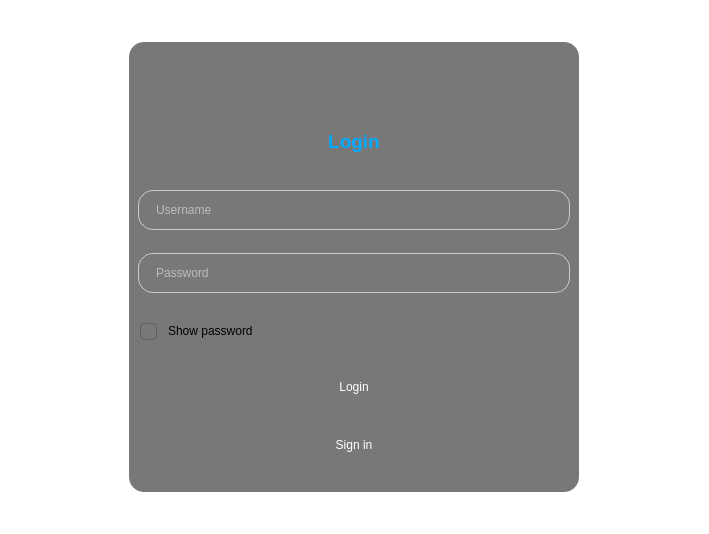
Before: the Qt Designer form loginpage.ui in TONI7008/simpleCloud, drawn with Qt 5.
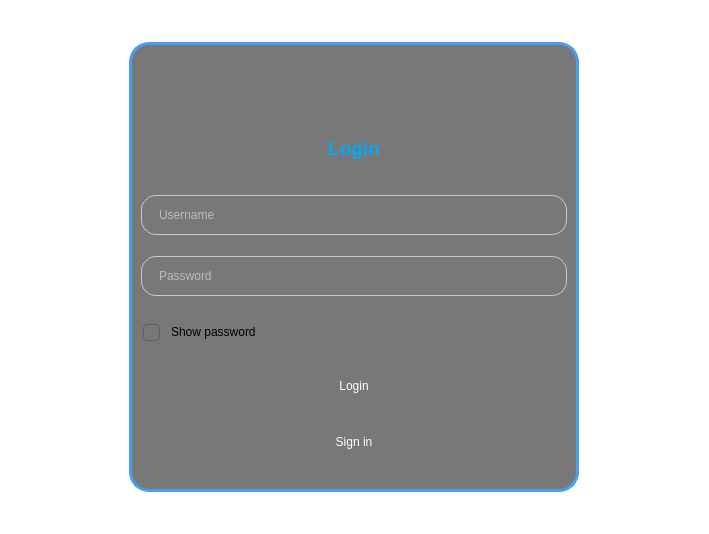
After: the same form once the commit is applied. Icons and pictures are not drawn. Custom widgets are drawn as their Qt base class.

The edit to the form file:
```diff
--- a/loginpage.ui
+++ b/loginpage.ui
@@ -19,7 +19,8 @@
 }
 #loginFrame {
 background:rgba(30,30,30,0.6);
-border-radius:15px;
+border-radius:20px;
+border:3px solid rgb(71,158,245);
 }
 QLineEdit {
     background: rgba(120, 120, 120, 0.5);
@@ -56,56 +57,14 @@
     background-color: rgba(70, 158, 245, 0.6);
 }
 
-</string>
-  </property>
-  <layout class="QGridLayout" name="gridLayout">
-   <item row="0" column="0">
-    <widget class="QFrame" name="loginFrame">
-     <property name="maximumSize">
-      <size>
-       <width>450</width>
-       <height>450</height>
-      </size>
-     </property>
-     <property name="frameShape">
-      <enum>QFrame::Shape::StyledPanel</enum>
-     </property>
-     <property name="frameShadow">
-      <enum>QFrame::Shadow::Raised</enum>
-     </property>
-     <layout class="QGridLayout" name="gridLayout_2">
-      <property name="topMargin">
-       <number>1</number>
-      </property>
-      <property name="verticalSpacing">
-       <number>4</number>
-      </property>
-      <item row="4" column="0" colspan="2">
-       <widget class="QCheckBox" name="showCheckbox">
-        <property name="minimumSize">
-         <size>
-          <width>0</width>
-          <height>30</height>
-         </size>
-        </property>
-        <property name="maximumSize">
-         <size>
-          <width>16777215</width>
-          <height>30</height>
-         </size>
-        </property>
-        <property name="autoFillBackground">
-         <bool>false</bool>
-        </property>
-        <property name="styleSheet">
-         <string notr="true">QCheckBox,
+
+QCheckBox,
 QLabel,
 QAbstractCheckBox,
 QTreeView::indicator,
 QRadioButton {
     padding: 0px;
-    font-style: 12pt &quot;Noto Sans&quot;;
-background:transparent;
+    font-style: normal;
 }
 
 QCheckBox {
@@ -145,7 +104,7 @@
 QTreeView::indicator:checked {
     background-color: #60cdff;
     border: 1px solid #60cdff;
-    image: url(:/Ressources/CheckBox.svg);
+    image: url(:/ressources/CheckBox.svg);
 }
 
 QGroupBox::indicator:checked:hover,
@@ -162,7 +121,7 @@
 QTreeView::indicator:checked:pressed {
     background-color: #53aad2;
     border: 1px solid #53aad2;
-    image: url(:/Ressources/CheckBoxPressed.svg);
+    image: url(:/ressources/CheckBoxPressed.svg);
 }
 
 QCheckBox::indicator:indeterminate,
@@ -171,7 +130,7 @@
 QTableView::indicator:indeterminate {
     background-color: #60cdff;
     border: 1px solid #60cdff;
-    image: url(:/Ressources/CheckBoxInterminate.svg);
+    image: url(:/ressources/CheckBoxInterminate.svg);
 }
 
 QCheckBox::indicator:indeterminate:hover,
@@ -188,7 +147,7 @@
 QTableView::indicator:indeterminate:pressed {
     background-color: #53aad2;
     border: 1px solid #53aad2;
-    image: url(:/Ressources/CheckBoxInterminatePressed.svg);
+    image: url(:/ressources/CheckBoxInterminatePressed.svg);
 }
 
 QCheckBox::indicator:indeterminate:disabled,
@@ -197,7 +156,7 @@
 QTableView::indicator:indeterminate:disabled {
     border: 1px solid #404040;
     background-color: #404040;
-    image: url(:/Ressources/CheckBoxInterminatePressed.svg);
+    image: url(:/ressources/CheckBoxInterminatePressed.svg);
 }
 
 QGroupBox::indicator:checked:disabled,
@@ -206,7 +165,7 @@
 QTreeView::indicator:checked:disabled {
     border: 1px solid #404040;
     background-color: #404040;
-    image: url(:/Ressources/CheckBoxPressed.svg); 
+    image: url(:/ressources/CheckBoxPressed.svg); 
 }
 
 QGroupBox::indicator:disabled,
@@ -215,7 +174,52 @@
 QTreeView::indicator:disabled {
     border: 1px solid #404040;
     background-color: rgba(255, 255, 255, 0);
-}</string>
+}
+
+
+</string>
+  </property>
+  <layout class="QGridLayout" name="gridLayout">
+   <item row="0" column="0">
+    <widget class="QFrame" name="loginFrame">
+     <property name="maximumSize">
+      <size>
+       <width>450</width>
+       <height>450</height>
+      </size>
+     </property>
+     <property name="frameShape">
+      <enum>QFrame::Shape::StyledPanel</enum>
+     </property>
+     <property name="frameShadow">
+      <enum>QFrame::Shadow::Raised</enum>
+     </property>
+     <layout class="QGridLayout" name="gridLayout_2">
+      <property name="topMargin">
+       <number>1</number>
+      </property>
+      <property name="verticalSpacing">
+       <number>4</number>
+      </property>
+      <item row="5" column="0" colspan="2">
+       <widget class="QCheckBox" name="showCheckbox">
+        <property name="minimumSize">
+         <size>
+          <width>0</width>
+          <height>30</height>
+         </size>
+        </property>
+        <property name="maximumSize">
+         <size>
+          <width>16777215</width>
+          <height>30</height>
+         </size>
+        </property>
+        <property name="autoFillBackground">
+         <bool>false</bool>
+        </property>
+        <property name="styleSheet">
+         <string notr="true"/>
         </property>
         <property name="text">
          <string>Show password</string>
@@ -231,55 +235,7 @@
         </property>
        </widget>
       </item>
-      <item row="2" column="0" colspan="2">
-       <widget class="QLineEdit" name="username">
-        <property name="minimumSize">
-         <size>
-          <width>0</width>
-          <height>40</height>
-         </size>
-        </property>
-        <property name="styleSheet">
-         <string notr="true"/>
-        </property>
-        <property name="placeholderText">
-         <string>Username</string>
-        </property>
-       </widget>
-      </item>
-      <item row="6" column="0" colspan="2">
-       <widget class="QPushButton" name="signButton">
-        <property name="minimumSize">
-         <size>
-          <width>0</width>
-          <height>35</height>
-         </size>
-        </property>
-        <property name="text">
-         <string>Sign in</string>
-        </property>
-       </widget>
-      </item>
-      <item row="5" column="0" colspan="2">
-       <widget class="QPushButton" name="loginButton">
-        <property name="minimumSize">
-         <size>
-          <width>0</width>
-          <height>35</height>
-         </size>
-        </property>
-        <property name="styleSheet">
-         <string notr="true"/>
-        </property>
-        <property name="text">
-         <string>Login</string>
-        </property>
-        <property name="shortcut">
-         <string>Return</string>
-        </property>
-       </widget>
-      </item>
-      <item row="3" column="0" colspan="2">
+      <item row="4" column="0" colspan="2">
        <widget class="QLineEdit" name="password">
         <property name="minimumSize">
          <size>
@@ -295,7 +251,23 @@
         </property>
        </widget>
       </item>
-      <item row="1" column="0" colspan="2">
+      <item row="3" column="0" colspan="2">
+       <widget class="QLineEdit" name="username">
+        <property name="minimumSize">
+         <size>
+          <width>0</width>
+          <height>40</height>
+         </size>
+        </property>
+        <property name="styleSheet">
+         <string notr="true"/>
+        </property>
+        <property name="placeholderText">
+         <string>Username</string>
+        </property>
+       </widget>
+      </item>
+      <item row="2" column="0" colspan="2">
        <widget class="QLabel" name="label">
         <property name="maximumSize">
          <size>
@@ -314,14 +286,52 @@
         </property>
        </widget>
       </item>
-      <item row="0" column="1">
-       <widget class="QToolButton" name="toolButton">
+      <item row="7" column="0" colspan="2">
+       <widget class="QPushButton" name="signButton">
+        <property name="minimumSize">
+         <size>
+          <width>0</width>
+          <height>35</height>
+         </size>
+        </property>
+        <property name="text">
+         <string>Sign in</string>
+        </property>
+       </widget>
+      </item>
+      <item row="6" column="0" colspan="2">
+       <widget class="QPushButton" name="loginButton">
+        <property name="minimumSize">
+         <size>
+          <width>0</width>
+          <height>35</height>
+         </size>
+        </property>
+        <property name="styleSheet">
+         <string notr="true"/>
+        </property>
+        <property name="text">
+         <string>Login</string>
+        </property>
+        <property name="shortcut">
+         <string>Return</string>
+        </property>
+       </widget>
+      </item>
+      <item row="1" column="1">
+       <widget class="HoverButton" name="closeButton">
         <property name="minimumSize">
          <size>
           <width>32</width>
           <height>32</height>
          </size>
         </property>
+        <property name="maximumSize">
+         <size>
+          <width>40</width>
+          <height>40</height>
+         </size>
+        </property>
         <property name="styleSheet">
          <string notr="true">background:transparent;
 border:none;</string>
@@ -330,8 +340,8 @@
          <string/>
         </property>
         <property name="icon">
-         <iconset>
-          <normaloff>:/Icons/closewhite.svg</normaloff>:/Icons/closewhite.svg</iconset>
+         <iconset resource="icons.qrc">
+          <normaloff>:/icons/closewhite.svg</normaloff>:/icons/closewhite.svg</iconset>
         </property>
         <property name="iconSize">
          <size>
@@ -346,6 +356,23 @@
    </item>
   </layout>
  </widget>
- <resources/>
+ <customwidgets>
+  <customwidget>
+   <class>HoverButton</class>
+   <extends>QPushButton</extends>
+   <header>hoverbutton.h</header>
+  </customwidget>
+ </customwidgets>
+ <tabstops>
+  <tabstop>username</tabstop>
+  <tabstop>password</tabstop>
+  <tabstop>showCheckbox</tabstop>
+  <tabstop>loginButton</tabstop>
+  <tabstop>signButton</tabstop>
+  <tabstop>closeButton</tabstop>
+ </tabstops>
+ <resources>
+  <include location="icons.qrc"/>
+ </resources>
  <connections/>
 </ui>
```
